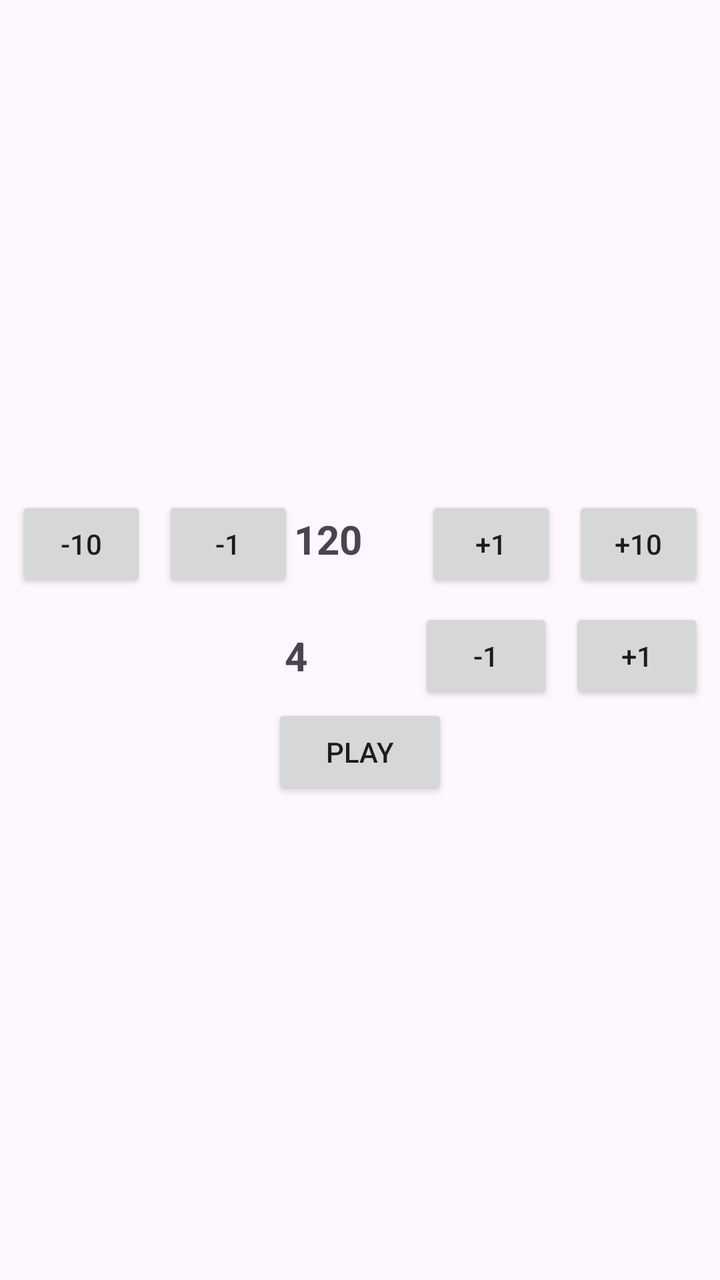
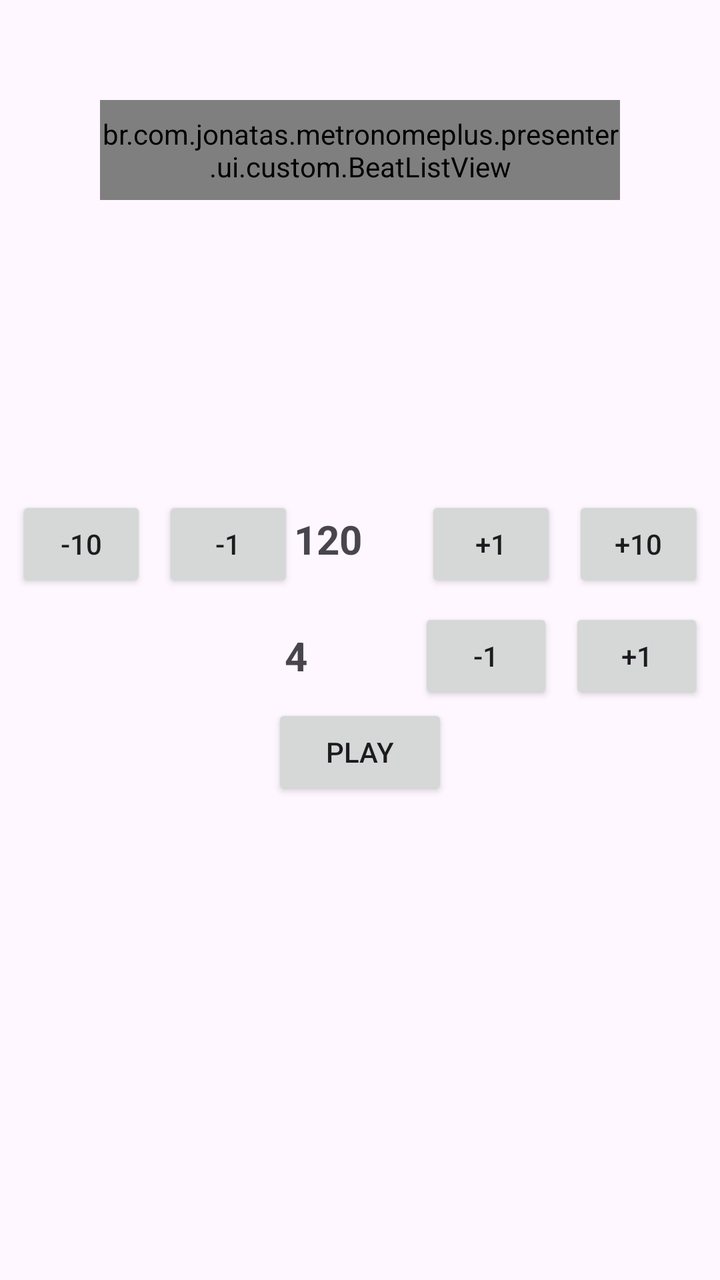

Before-and-after screenshots of an Android layout around one commit, followed by the original layout XML and the change that was made.
<!-- AndroidManifest.xml: application theme Theme.MetronomePlus -->
<!-- res/layout/fragment_metronome.xml -->
<?xml version="1.0" encoding="utf-8"?>
<androidx.constraintlayout.widget.ConstraintLayout xmlns:android="http://schemas.android.com/apk/res/android"
    xmlns:app="http://schemas.android.com/apk/res-auto"
    xmlns:tools="http://schemas.android.com/tools"
    android:layout_width="match_parent"
    android:layout_height="match_parent"
    tools:context=".presenter.ui.fragment.MetronomeFragment">

    <LinearLayout
        android:layout_width="0dp"
        android:layout_height="0dp"
        android:gravity="center"
        android:orientation="vertical"
        app:layout_constraintBottom_toBottomOf="parent"
        app:layout_constraintEnd_toEndOf="parent"
        app:layout_constraintStart_toStartOf="parent"
        app:layout_constraintTop_toTopOf="parent">

        <LinearLayout
            android:layout_width="match_parent"
            android:layout_height="wrap_content"
            android:layout_margin="8dp"
            android:orientation="horizontal">

            <Button
                android:id="@+id/btnMinusThen"
                android:layout_width="0dp"
                android:layout_height="wrap_content"
                android:layout_marginEnd="8dp"
                android:layout_weight="20"
                android:text="-10" />

            <Button
                android:id="@+id/btnMinusOne"
                android:layout_width="0dp"
                android:layout_height="wrap_content"
                android:layout_weight="20"
                android:text="-1" />

            <TextView
                android:id="@+id/tvBpm"
                android:layout_width="0dp"
                android:layout_height="wrap_content"
                android:layout_weight="20"
                android:text="120"
                android:textAlignment="center"
                android:textSize="20sp"
                android:textStyle="bold" />

            <Button
                android:id="@+id/btnMoreOne"
                android:layout_width="0dp"
                android:layout_height="wrap_content"
                android:layout_marginEnd="8dp"
                android:layout_weight="20"
                android:text="+1" />

            <Button
                android:id="@+id/btnMoreThen"
                android:layout_width="0dp"
                android:layout_height="wrap_content"
                android:layout_weight="20"
                android:text="+10" />

        </LinearLayout>

        <LinearLayout
            android:layout_width="match_parent"
            android:layout_height="wrap_content"
            android:layout_gravity="center"
            android:gravity="center"
            android:orientation="vertical">

            <LinearLayout
                android:layout_width="match_parent"
                android:layout_height="wrap_content"
                android:layout_gravity="center"
                android:layout_marginHorizontal="8dp"
                android:gravity="center"
                android:orientation="horizontal">

                <View
                    android:layout_width="0dp"
                    android:layout_height="5dp"
                    android:layout_weight="40" />

                <TextView
                    android:id="@+id/beatCounter"
                    android:layout_width="0dp"
                    android:layout_height="wrap_content"
                    android:layout_weight="20"
                    android:inputType="number"
                    android:text="4"
                    android:textAlignment="center"
                    android:textSize="20sp"
                    android:textStyle="bold" />

                <Button
                    android:id="@+id/btnMinusOneBeat"
                    android:layout_width="0dp"
                    android:layout_height="wrap_content"
                    android:layout_marginEnd="8dp"
                    android:layout_weight="20"
                    android:text="-1" />

                <Button
                    android:id="@+id/btnMoreOneBeat"
                    android:layout_width="0dp"
                    android:layout_height="wrap_content"
                    android:layout_weight="20"
                    android:text="+1" />

            </LinearLayout>

            <Button
                android:id="@+id/btnPlayPause"
                android:layout_width="wrap_content"
                android:layout_height="wrap_content"
                android:text="Play" />

        </LinearLayout>

    </LinearLayout>

</androidx.constraintlayout.widget.ConstraintLayout>
<!-- resources referenced by this layout -->
<resources>
  <style name="Theme.MetronomePlus" parent="Base.Theme.MetronomePlus" />
  <style name="Base.Theme.MetronomePlus" parent="Theme.Material3.DayNight.NoActionBar">
          
          
          <item name="android:windowLightStatusBar">false</item>
          <item name="android:statusBarColor">@android:color/black</item>
      </style>
</resources>

<!-- the commit's change to res/layout/fragment_metronome.xml (unified diff, before → after) -->
@@ -5,6 +5,15 @@
     android:layout_width="match_parent"
     android:layout_height="match_parent"
     tools:context=".presenter.ui.fragment.MetronomeFragment">
+
+    <br.com.jonatas.metronomeplus.presenter.ui.custom.BeatListView
+        android:id="@+id/beatListView"
+        android:layout_width="0dp"
+        android:layout_height="50dp"
+        android:layout_margin="50dp"
+        app:layout_constraintEnd_toEndOf="parent"
+        app:layout_constraintStart_toStartOf="parent"
+        app:layout_constraintTop_toTopOf="parent" />
 
     <LinearLayout
         android:layout_width="0dp"
